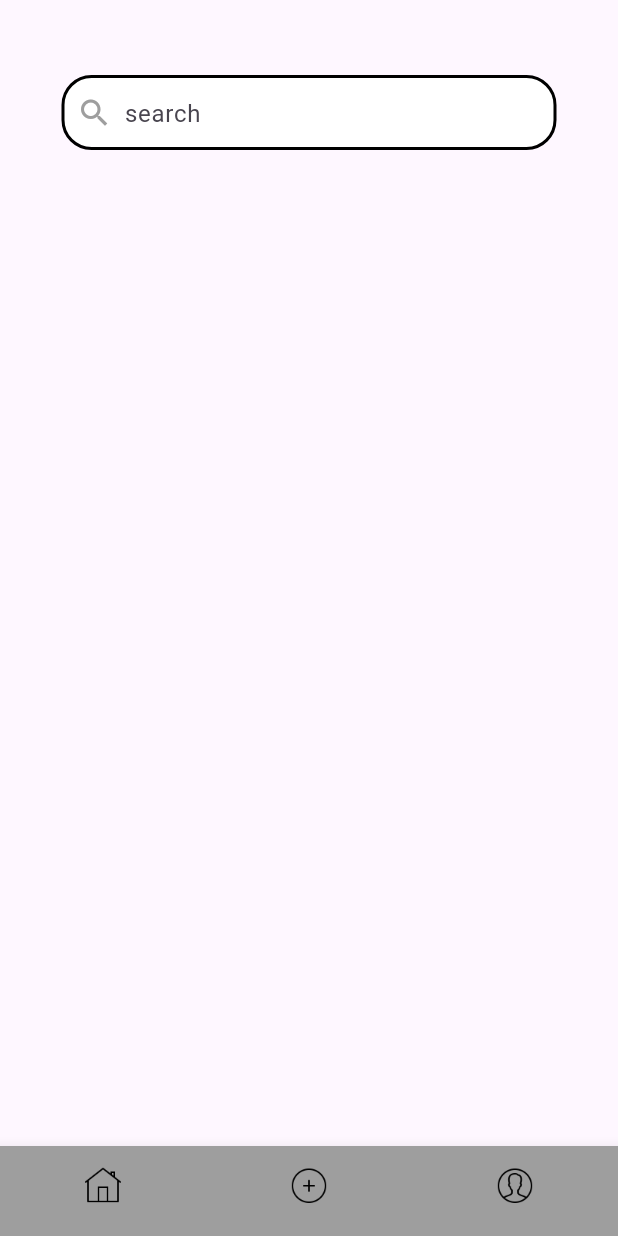
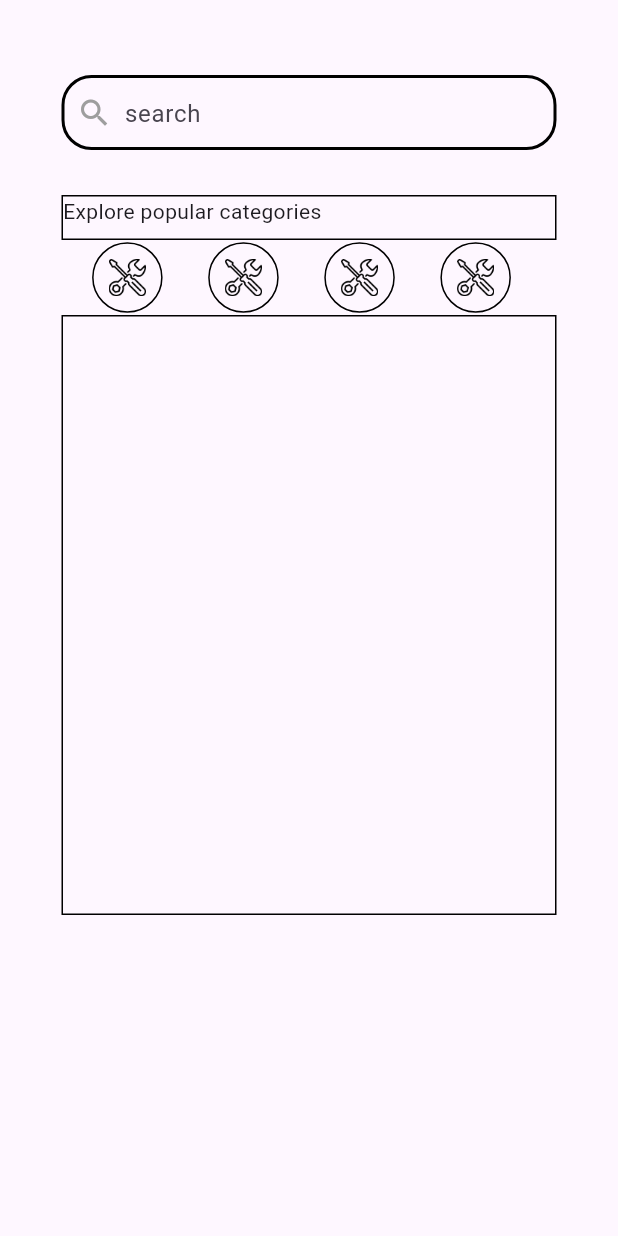
Before and after one commit to m-khallouf/toolShare, a Flutter app: the HomeScreen screen opened directly, on a phone screen of 412 x 824 dp. Run offline on Flutter 3.47's test engine with Material 3 defaults, Android fonts, the light colour scheme and no system bars; our stand-ins replace firebase_auth, firebase_core; accounts and stored records are empty.

Commit message:
navBar in seperated classes refactored

```diff
--- /dev/null
+++ b/lib/screens/add_screen.dart
@@ -0,0 +1,16 @@
+// Search Screen
+import 'package:flutter/material.dart';
+
+class AddScreen extends StatelessWidget {
+  const AddScreen({super.key});
+
+  @override
+  Widget build(BuildContext context) {
+    return const Center(
+      child: Text(
+        'add Screen',
+        style: TextStyle(fontSize: 24),
+      ),
+    );
+  }
+}
--- a/lib/screens/home_screen.dart
+++ b/lib/screens/home_screen.dart
@@ -1,28 +1,142 @@
 import 'package:flutter/material.dart';
-import 'package:flutter/cupertino.dart';
 
-class HomeScreen extends StatefulWidget {
+class HomeScreen extends StatelessWidget {
   const HomeScreen({super.key});
 
   @override
-  _HomeScreenState createState() => _HomeScreenState();
-}
+  Widget build(BuildContext context) {
+    return Scaffold(
+      body: Stack(
+        children: [
+          SingleChildScrollView( // Use SingleChildScrollView to make it scrollable if needed
+            child: Column(
+              crossAxisAlignment: CrossAxisAlignment.start,
+              children: [
+                const SizedBox(height: 120), // Space for the fixed search box
+                 Padding(
+                  padding: const EdgeInsets.only(top: 10),
+                  child: Align(
+                    alignment: Alignment.topCenter,
+                    child: Container(
+                      width: 330,
+                      height: 30,
+                      decoration: BoxDecoration(
+                        border: Border.all(
+                          color: Colors.black, // Border color
+                          width: 1, // Border width
+                        ),
+                      ),
+                      child: const Text(
+                          'Explore popular categories',
+                          textAlign: TextAlign.left,
+                      ),
+                    ),
+                  ),
+                ),
+                Align(
+                  alignment: Alignment.topCenter,
+                  child: SizedBox(
+                    width: 330,
+                    height: 50,
+                    child: Row(
+                      mainAxisAlignment: MainAxisAlignment.spaceEvenly,
+                      children: [
+                        Padding(
+                          padding: const EdgeInsets.only(right: 10),
+                          child: Container(
+                            padding: const EdgeInsets.all(10),
+                            decoration: BoxDecoration(
+                              borderRadius: BorderRadius.circular(25),
+                              border: Border.all(
+                                color: Colors.black, // Border color
+                                width: 1, // Border width
+                              ),
+                            ),
+                            child: Image.asset(
+                              'images/tools.png',
+                              width: 25,
+                              height: 25,
+                            ),
+                          ),
+                        ),
+                        Padding(
+                          padding: const EdgeInsets.only(right: 10),
+                          child: Container(
+                            padding: const EdgeInsets.all(10),
+                            decoration: BoxDecoration(
+                              borderRadius: BorderRadius.circular(25),
+                              border: Border.all(
+                                color: Colors.black, // Border color
+                                width: 1, // Border width
+                              ),
+                            ),
+                            child: Image.asset(
+                              'images/tools.png',
+                              width: 25,
+                              height: 25,
+                            ),
+                          ),
+                        ),
+                        Padding(
+                          padding: const EdgeInsets.only(right: 10),
+                          child: Container(
+                            padding: const EdgeInsets.all(10),
+                            decoration: BoxDecoration(
+                              borderRadius: BorderRadius.circular(25),
+                              border: Border.all(
+                                color: Colors.black, // Border color
+                                width: 1, // Border width
+                              ),
+                            ),
+                            child: Image.asset(
+                              'images/tools.png',
+                              width: 25,
+                              height: 25,
+                            ),
+                          ),
+                        ),
+                        Padding(
+                          padding: const EdgeInsets.only(right: 10),
+                          child: Container(
+                            padding: const EdgeInsets.all(10),
+                            decoration: BoxDecoration(
+                              borderRadius: BorderRadius.circular(25),
+                              border: Border.all(
+                                color: Colors.black, // Border color
+                                width: 1, // Border width
+                              ),
+                            ),
+                            child: Image.asset(
+                              'images/tools.png',
+                              width: 25,
+                              height: 25,
+                            ),
+                          ),
+                        ),
+                      ],
+                    ),
+                  ),
+                ),
 
-class _HomeScreenState extends State<HomeScreen> {
-  int _selectedIndex = 0;
-
-  // List of widgets for each tab
-  static final List<Widget> _pages = [
-
+                Align(
+                  child: Container(
+                    width: 330, height: 400,
+                    decoration: BoxDecoration(
+                      border: Border.all(color: Colors.black, width: 1)
+                    ),
+                  ),
+                ),
+              ],
+            ),
+          ),
           Align(
             alignment: Alignment.topCenter,
             child: Padding(
-        padding:  const EdgeInsets.only(top: 50),
+              padding: const EdgeInsets.only(top: 50),
               child: Container(
                 width: 330,
                 height: 50,
                 decoration: BoxDecoration(
-            color: Colors.white, // Background color (optional)
                   border: Border.all(
                     color: Colors.black, // Border color
                     width: 2, // Border width
@@ -34,7 +148,8 @@ class _HomeScreenState extends State<HomeScreen> {
                     Padding(
                       padding: EdgeInsets.all(8),
                       child: Icon(
-                  Icons.search, color: Colors.grey,
+                        Icons.search,
+                        color: Colors.grey,
                       ),
                     ),
                     Expanded(
@@ -50,58 +165,6 @@ class _HomeScreenState extends State<HomeScreen> {
               ),
             ),
           ),
-
-
-    const Center(
-      child: Text(
-        'Search Screen',
-        style: TextStyle(fontSize: 24),
-      ),
-    ),
-    const Center(
-      child: Text(
-        'Add Screen',
-        style: TextStyle(fontSize: 24),
-      ),
-    ),
-    const Center(
-      child: Text(
-        'Profile Screen',
-        style: TextStyle(fontSize: 24),
-      ),
-    ),
-  ];
-
-  void _onItemTapped(int index) {
-    setState(() {
-      _selectedIndex = index;
-    });
-  }
-
-  @override
-  Widget build(BuildContext context) {
-    return Scaffold(
-      body: _pages[_selectedIndex], // Display the selected page
-      bottomNavigationBar: BottomNavigationBar(
-        backgroundColor: Colors.grey, // Black background for the nav bar
-        currentIndex: _selectedIndex, // Highlight the selected tab
-        onTap: _onItemTapped, // Handle tab changes
-        showSelectedLabels: false, // Hide text labels
-        showUnselectedLabels: false, // Hide text labels for unselected items
-        items: [
-          BottomNavigationBarItem(
-            icon: Image.asset('images/homeIcon.png', width: 25, height: 25,
-            ),// Search icon
-            label: '', // No label
-          ),
-          BottomNavigationBarItem(
-            icon: Image.asset('images/addIcon.png', width: 25, height: 25),
-            label: '', // No label
-          ),
-          BottomNavigationBarItem(
-            icon: Image.asset('images/profileIcon.png', width: 25, height: 25),
-            label: '', // No label
-          ),
         ],
       ),
     );
--- a/lib/screens/login_screen.dart
+++ b/lib/screens/login_screen.dart
@@ -1,7 +1,7 @@
 import 'package:firebase_auth/firebase_auth.dart';
 import 'package:flutter/cupertino.dart';
 import 'package:flutter/material.dart';
-import '/screens/home_screen.dart';
+import '/screens/navbar_screen.dart';
 import '../widget/social_button.dart';
 import 'sign_up_screen.dart';
 final _emailController = TextEditingController();
@@ -185,7 +185,7 @@ Future<void> login(BuildContext context) async {
     // Navigate to HomeScreen upon successful login
     Navigator.pushReplacement(
       context,
-      MaterialPageRoute(builder: (context) =>  HomeScreen()),
+      MaterialPageRoute(builder: (context) =>  BottomNavBar()),
     );
   } on FirebaseAuthException catch (e) {
     String message;
--- /dev/null
+++ b/lib/screens/navbar_screen.dart
@@ -0,0 +1,58 @@
+import 'package:flutter/material.dart';
+import 'package:flutter/cupertino.dart';
+import 'package:tool_share/screens/home_screen.dart';
+import 'package:tool_share/screens/add_screen.dart';
+import 'package:tool_share/screens/setting_screen.dart';
+
+
+class BottomNavBar extends StatefulWidget {
+  const BottomNavBar({super.key});
+
+  @override
+  _BottomNavBarState createState() => _BottomNavBarState();
+}
+
+class _BottomNavBarState extends State<BottomNavBar> {
+  int _selectedIndex = 0;
+
+  // List of widgets for each tab
+  static final List<Widget> _pages = [
+    const HomeScreen(),
+    const AddScreen(),
+    const SettingScreen(),
+  ];
+
+  void _onItemTapped(int index) {
+    setState(() {
+      _selectedIndex = index;
+    });
+  }
+
+  @override
+  Widget build(BuildContext context) {
+    return Scaffold(
+      body: _pages[_selectedIndex], // Display the selected page
+      bottomNavigationBar: BottomNavigationBar(
+        backgroundColor: Colors.grey, // Black background for the nav bar
+        currentIndex: _selectedIndex, // Highlight the selected tab
+        onTap: _onItemTapped, // Handle tab changes
+        showSelectedLabels: false, // Hide text labels
+        showUnselectedLabels: false, // Hide text labels for unselected items
+        items: [
+          BottomNavigationBarItem(
+            icon: Image.asset('images/homeIcon.png', width: 25, height: 25,),// Search icon
+            label: '', // No label
+          ),
+          BottomNavigationBarItem(
+            icon: Image.asset('images/addIcon.png', width: 25, height: 25),
+            label: '', // No label
+          ),
+          BottomNavigationBarItem(
+            icon: Image.asset('images/profileIcon.png', width: 25, height: 25),
+            label: '', // No label
+          ),
+        ],
+      ),
+    );
+  }
+}
--- /dev/null
+++ b/lib/screens/setting_screen.dart
@@ -0,0 +1,16 @@
+// Search Screen
+import 'package:flutter/material.dart';
+
+class SettingScreen extends StatelessWidget {
+  const SettingScreen({super.key});
+
+  @override
+  Widget build(BuildContext context) {
+    return const Center(
+      child: Text(
+        'setting Screen',
+        style: TextStyle(fontSize: 24),
+      ),
+    );
+  }
+}
```
Also changed, not shown: images/tools.png (added). Lines whose indentation alone changed are shown as unchanged.
